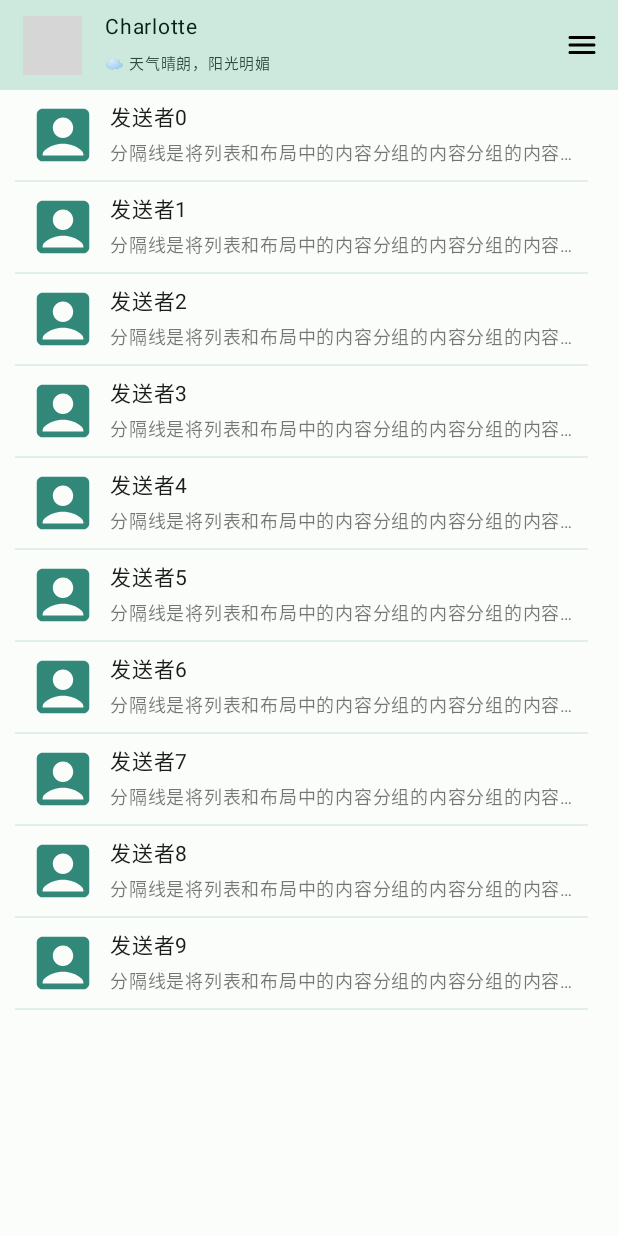
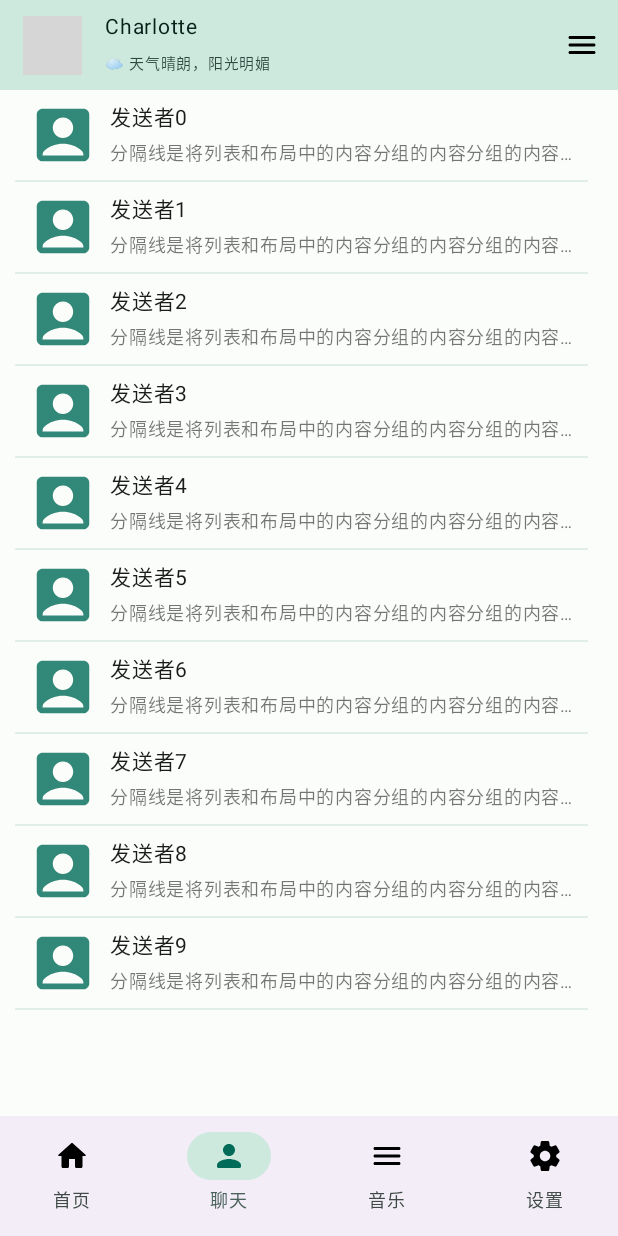
Before and after one commit to Charlottenpl/WhiteBear, an Android app built with Jetpack Compose: the screen it shows after launch (MainActivity), item 2 of the bottom bar chosen, on a phone screen of 412 x 824 dp. Run offline under Robolectric (Android 15) with nearby library versions, the phone set to English and light mode, and no system bars; our stand-ins replace accompanist; pictures from the network do not load; grey boxes are pictures that could not be loaded.

Commit message:
feat: 模块化ChatView，添加启动页

```diff
--- a/app/build.gradle
+++ b/app/build.gradle
@@ -75,4 +75,8 @@
     //coil
     implementation("io.coil-kt:coil-compose:2.2.2")
 
+    //nacigation
+    implementation "androidx.navigation:navigation-compose:2.5.3"
+    implementation "com.google.accompanist:accompanist-navigation-animation:0.24.7-alpha"
+
 }
--- a/app/src/main/java/com/sky/whitebear/MainActivity.kt
+++ b/app/src/main/java/com/sky/whitebear/MainActivity.kt
@@ -5,6 +5,7 @@
 import android.os.Bundle
 import androidx.activity.ComponentActivity
 import androidx.activity.compose.setContent
+import androidx.compose.animation.ExperimentalAnimationApi
 import androidx.compose.foundation.background
 import androidx.compose.foundation.layout.*
 import androidx.compose.material3.MaterialTheme
@@ -17,30 +18,42 @@
 import androidx.core.view.WindowCompat
 import androidx.lifecycle.ViewModelProvider
 import androidx.lifecycle.viewmodel.compose.viewModel
+import androidx.navigation.compose.rememberNavController
 import com.google.accompanist.insets.LocalWindowInsets
 import com.google.accompanist.insets.ProvideWindowInsets
 import com.google.accompanist.insets.rememberInsetsPaddingValues
 import com.google.accompanist.insets.statusBarsHeight
+import com.google.accompanist.navigation.animation.rememberAnimatedNavController
 import com.google.accompanist.systemuicontroller.rememberSystemUiController
 import com.sky.whitebear.date.*
+import com.sky.whitebear.nav.NavGraph
 import com.sky.whitebear.service.MusicService
 import com.sky.whitebear.ui.theme.WhiteBearTheme
 
 class MainActivity : ComponentActivity() {
 
+    @OptIn(ExperimentalAnimationApi::class)
     override fun onCreate(savedInstanceState: Bundle?) {
         super.onCreate(savedInstanceState)
         model = ViewModelProvider(this).get(SkyViewModel::class.java) //初始化全局model
 
         WindowCompat.setDecorFitsSystemWindows(window, false)//false 则内容进入状态栏
         setContent {
-                rememberSystemUiController().setStatusBarColor(
-                    Color.Transparent, darkIcons = model.setting_theme_id != theme_dark)
-                    Column() {
-                        getStatusBarHeigh()
-                        skyView()
+            WhiteBearTheme(type = model.setting_theme_id) {
+                Column(Modifier.fillMaxSize()) {
+                    nav = rememberAnimatedNavController()
+                    rememberSystemUiController().setStatusBarColor(
+                        Color.Transparent, darkIcons = model.setting_theme_id != theme_dark)
+                    getStatusBarHeigh()
+                    NavGraph(navController = nav){
+                        finish()
                     }
+                }
+            }
+
         }
+
+
 
         initDate()
         // 启动 MusicService
--- a/app/src/main/java/com/sky/whitebear/SkyViewModel.kt
+++ b/app/src/main/java/com/sky/whitebear/SkyViewModel.kt
@@ -6,7 +6,7 @@
 import androidx.compose.runtime.setValue
 import androidx.compose.ui.unit.dp
 import androidx.lifecycle.ViewModel
-import com.sky.whitebear.date.bean.ChatDate
+import com.sky.whitebear.date.bean.ChatItem
 import com.sky.whitebear.date.bean.User
 import com.sky.whitebear.date.nav_chat
 import com.sky.whitebear.date.nav_home
@@ -22,7 +22,7 @@
     /**
      * Basic Date
      */
-    var selectId by mutableStateOf(nav_home)        //当前选中Nav id
+    var selectId by mutableStateOf(nav_chat)        //当前选中Nav id
 
     /**
      * User Info
@@ -39,7 +39,7 @@
     /**
      * Chat Model
      */
-    var chatList:MutableList<ChatDate> = mutableStateListOf()
+    var chatList:MutableList<ChatItem> = mutableStateListOf()
     fun delChatDateLast(){
         chatList.removeLast()
     }
--- a/app/src/main/java/com/sky/whitebear/date/Constant.kt
+++ b/app/src/main/java/com/sky/whitebear/date/Constant.kt
@@ -1,11 +1,23 @@
 package com.sky.whitebear.date
 
+import android.annotation.SuppressLint
 import android.content.Context
+import androidx.compose.foundation.ScrollState
+import androidx.compose.foundation.rememberScrollState
 import androidx.lifecycle.ViewModelProvider
+import androidx.navigation.NavHostController
 import com.sky.whitebear.SkyViewModel
+import com.sky.whitebear.date.bean.User
 
 //static date
 var model: SkyViewModel = SkyViewModel()
+@SuppressLint("StaticFieldLeak")
+lateinit var nav: NavHostController
+
+
+
+//UserBean
+
 
 
 //NavId
@@ -34,3 +46,4 @@
 var chat_img = 1
 var chat_music = 2
 var chat_file = 3
+var initState = ScrollState(0)
--- /dev/null
+++ b/app/src/main/java/com/sky/whitebear/date/SDK.kt
@@ -0,0 +1,13 @@
+package com.sky.whitebear.date
+
+
+object SDK {
+
+
+    /**
+     * 查询是否登录
+     */
+    fun isLogin(): Boolean{
+        return false
+    }
+}
--- a/app/src/main/java/com/sky/whitebear/date/bean/ChatDate.kt
+++ b/app/src/main/java/com/sky/whitebear/date/bean/ChatDate.kt
@@ -1,15 +1,18 @@
 package com.sky.whitebear.date.bean
+
+import androidx.compose.foundation.ScrollState
 
 /**
  * 消息类
  * @author: charlotte
  * @date: 2023/3/19
  */
-class ChatDate {
-    var id: Int = 0
-    var msg:String = ""
-    var msgStatus: Int = 0
-    var from: Int = 0
-    var to: Int = 0
-    var status: Int = 0
+class ChatItem {
+    var id: Int = 0         //id
+    var msg:String = ""     //显示信息
+    var msgStatus: Int = 0  //消息状态 = 已读:未读
+    var from: Int = 0       //好友id 后期改成User类型？
+    var to: Int = 0         //当前user
+    var status: Int = 0     //置顶？
+    lateinit var swipeState: ScrollState        //列表项滑动状态
 }
--- /dev/null
+++ b/app/src/main/java/com/sky/whitebear/nav/NavGraph.kt
@@ -0,0 +1,39 @@
+package com.sky.whitebear.nav
+
+import android.annotation.SuppressLint
+import androidx.compose.animation.EnterTransition
+import androidx.compose.animation.ExperimentalAnimationApi
+import androidx.compose.runtime.Composable
+import androidx.navigation.NavHostController
+import com.google.accompanist.navigation.animation.AnimatedNavHost
+import com.google.accompanist.navigation.animation.composable
+import com.sky.whitebear.pages.LoginPage
+import com.sky.whitebear.pages.SplashPage
+import com.sky.whitebear.skyView
+
+/**
+ * Nav导航图
+ */
+@OptIn(ExperimentalAnimationApi::class)
+@Composable
+fun NavGraph(
+    navController: NavHostController,
+    startDestination: String = NavUrl.SPLASH,
+    onFinish: () -> Unit = { }
+) {
+    AnimatedNavHost(
+        navController = navController,
+        startDestination = startDestination
+    ) {
+        composable(NavUrl.SPLASH) {
+            SplashPage()
+        }
+        composable(NavUrl.LOGIN) {
+            LoginPage()
+        }
+        composable(NavUrl.HOME) {
+             //Home页面
+            skyView()
+        }
+    }
+}
--- a/app/src/main/java/com/sky/whitebear/pages/ChatView.kt
+++ b/app/src/main/java/com/sky/whitebear/pages/ChatView.kt
@@ -1,9 +1,12 @@
 package com.sky.whitebear
 
+import android.util.Log
 import androidx.compose.foundation.*
+import androidx.compose.foundation.gestures.scrollable
 import androidx.compose.foundation.layout.*
 import androidx.compose.foundation.lazy.LazyColumn
 import androidx.compose.foundation.lazy.itemsIndexed
+import androidx.compose.foundation.lazy.rememberLazyListState
 import androidx.compose.foundation.shape.CircleShape
 import androidx.compose.foundation.shape.RoundedCornerShape
 import androidx.compose.material.ExperimentalMaterialApi
@@ -29,20 +32,21 @@
 import androidx.lifecycle.viewmodel.compose.viewModel
 import coil.compose.AsyncImage
 import com.google.accompanist.insets.statusBarsHeight
-import com.sky.whitebear.date.bean.ChatDate
+import com.sky.whitebear.date.bean.ChatItem
 import com.sky.whitebear.date.chat_text
 import com.sky.whitebear.date.model
+import kotlinx.coroutines.launch
 
-object ChatView{
+object ChatView {
 
     //初始化数据
-    fun initDate(){
+    fun initDate() {
         val chatList = model.chatList
         chatList.clear()
         //模拟初始化数据过程，真实过程请从数据库获取
         val i = chatList.lastIndex;
-        for (i in i + 1..i+10){
-            val chat = ChatDate()
+        for (i in i + 1..i + 10) {
+            val chat = ChatItem()
             chat.id = i
             chat.msg = "分隔线是将列表和布局中的内容分组的内容分组的内容分组的细线。$i"
             chat.msgStatus = chat_text
@@ -54,8 +58,8 @@
 
 @Preview
 @Composable
-fun chat(){
-    val chat = ChatDate()
+fun chat() {
+    val chat = ChatItem()
     chat.id = 2
     chat.msg = "分隔线是将列表和布局中的内容分组列表和布局中的内容分组列表和布局中的内容分组的细线列表和布局中的内容分组的细线。"
     chat.msgStatus = chat_text
@@ -68,7 +72,7 @@
 
 
 @Composable
-fun chatView( modifier: Modifier = Modifier){
+fun chatView(modifier: Modifier = Modifier) {
 
     //占位布局
     ChatSpecer()
@@ -77,7 +81,7 @@
     ChatUserInfo()
 
     //聊天列表
-    ChatList()
+    ChatList(modifier)
 
 }
 
@@ -86,11 +90,13 @@
  * 占位布局
  */
 @Composable
-fun ChatSpecer(){
-    Spacer(modifier = Modifier
+fun ChatSpecer() {
+    Spacer(
+        modifier = Modifier
             .height(model.status_bar_heigh)
             .fillMaxWidth()
-        .background(MaterialTheme.colorScheme.secondaryContainer)) //占位
+            .background(MaterialTheme.colorScheme.secondaryContainer)
+    ) //占位
 }
 
 
@@ -98,20 +104,24 @@
  * 顶部拦
  */
 @Composable
-fun ChatUserInfo(){
+fun ChatUserInfo() {
 
-    Row(modifier = Modifier
+    Row(
+        modifier = Modifier
             .height(60.dp)
             .padding(0.dp, 0.dp, 0.dp, 0.dp)
             .fillMaxWidth()
-        .background(MaterialTheme.colorScheme.secondaryContainer), horizontalArrangement = Arrangement.SpaceBetween) {
+            .background(MaterialTheme.colorScheme.secondaryContainer),
+        horizontalArrangement = Arrangement.SpaceBetween
+    ) {
 
         Row(modifier = Modifier, verticalAlignment = Alignment.CenterVertically) {
             Column(
                 Modifier
                     .padding(10.dp, 0.dp, 0.dp, 0.dp)
                     .height(60.dp)
-                    .width(60.dp), verticalArrangement = Arrangement.Center) {
+                    .width(60.dp), verticalArrangement = Arrangement.Center
+            ) {
                 //从网络加载图片就只能使用第三方库了
                 AsyncImage(
                     modifier = Modifier
@@ -127,8 +137,20 @@
 
             //用户名称等信息
             Column() {
-                Text(text = "Charlotte", fontSize = 14.sp, color = MaterialTheme.colorScheme.onSecondaryContainer, maxLines = 1, overflow = TextOverflow.Ellipsis)
-                Text(text = "☁️ 天气晴朗，阳光明媚", fontSize = 10.sp, color = MaterialTheme.colorScheme.onSecondaryContainer.copy(0.8f), maxLines = 1, overflow = TextOverflow.Ellipsis)
+                Text(
+                    text = "Charlotte",
+                    fontSize = 14.sp,
+                    color = MaterialTheme.colorScheme.onSecondaryContainer,
+                    maxLines = 1,
+                    overflow = TextOverflow.Ellipsis
+                )
+                Text(
+                    text = "☁️ 天气晴朗，阳光明媚",
+                    fontSize = 10.sp,
+                    color = MaterialTheme.colorScheme.onSecondaryContainer.copy(0.8f),
+                    maxLines = 1,
+                    overflow = TextOverflow.Ellipsis
+                )
             }
         }
         ChatDropMenu()
@@ -140,46 +162,74 @@
  * 聊天信息列表
  */
 @Composable
-fun ChatList(modifier: Modifier = Modifier){
+fun ChatList(modifier: Modifier = Modifier) {
     var chatList = model.chatList
-    var index = 0;
-    var state = rememberScrollState()
+    val coroutineScope = rememberCoroutineScope()
+
 
     Column(modifier = modifier.background(MaterialTheme.colorScheme.background)) {
-        LazyColumn (modifier = modifier.fillMaxSize(), contentPadding = PaddingValues(0.dp,0.dp)){
-            itemsIndexed(chatList, key = { index, item ->
+        LazyColumn(modifier = modifier.fillMaxSize(), contentPadding = PaddingValues(0.dp, 0.dp)) {
+            itemsIndexed(chatList, key = { index, _ ->
                 // 可以使用 item 的某个属性或哈希码作为键
                 index
             }) { index, item ->
+                //TODO 不知道怎么设置滑动的时候其他item复位
+                model.chatList[index].swipeState = rememberScrollState()
                 // view
                 Row(
                     Modifier
                         .fillMaxWidth()
-                        .horizontalScroll(rememberScrollState())) {
-                    Row(
-                        Modifier.fillMaxWidth()) {
+                        .horizontalScroll(model.chatList[index].swipeState)
+                ) {
                     Box(
                         Modifier
                             .fillParentMaxWidth()
                             .clickable {
                                 //TODO 打开详情页...
 
+
                             }) {
                         ChatItem(chat = item)
                     }
+                    Row(
+                    ) {
 
-                        Box( modifier = Modifier
+
+                        Box(modifier = Modifier
                             .background(MaterialTheme.colorScheme.secondaryContainer)
                             .height(60.dp)
-                            .width(80.dp), contentAlignment = Alignment.Center) {
-                            Text(text = "已读", modifier = Modifier.align(Alignment.Center), color = MaterialTheme.colorScheme.onSecondaryContainer)
+                            .width(80.dp)
+                            .clickable {
+                                coroutineScope.launch {
+                                    //DONE 已读
+                                    model.chatList[index].swipeState.animateScrollTo(0)
+                                }
+                            }, contentAlignment = Alignment.Center
+                        ) {
+                            Text(
+                                text = "已读",
+                                modifier = Modifier.align(Alignment.Center),
+                                color = MaterialTheme.colorScheme.onSecondaryContainer
+                            )
                         }
 
-                        Box( modifier = Modifier
+                        Box(modifier = Modifier
                             .background(MaterialTheme.colorScheme.error)
                             .height(60.dp)
-                            .width(80.dp), contentAlignment = Alignment.Center) {
-                            Text(text = "删除", modifier = Modifier.align(Alignment.Center), color = MaterialTheme.colorScheme.onError)
+                            .width(80.dp)
+                            .clickable {
+                                coroutineScope.launch {
+                                    //DONE 删除
+                                    model.chatList[index].swipeState.scrollTo(0)
+                                    model.chatList.removeAt(index)
+                                }
+                            }, contentAlignment = Alignment.Center
+                        ) {
+                            Text(
+                                text = "删除",
+                                modifier = Modifier.align(Alignment.Center),
+                                color = MaterialTheme.colorScheme.onError
+                            )
                         }
                     }
                 }
@@ -193,11 +243,13 @@
  * chat顶部菜单栏
  */
 @Composable
-fun ChatDropMenu(){
+fun ChatDropMenu() {
     var expander by remember { mutableStateOf(false) }
-    Box(modifier = Modifier
+    Box(
+        modifier = Modifier
             .height(60.dp)
-        .wrapContentSize(Alignment.TopStart)) {
+            .wrapContentSize(Alignment.TopStart)
+    ) {
         IconButton(modifier = Modifier.height(60.dp), onClick = { expander = true }) {
             Icon(Icons.Rounded.Menu, contentDescription = "Localized description")
         }
@@ -238,18 +290,22 @@
 
 @OptIn(ExperimentalMaterialApi::class)
 @Composable
-fun ChatItem(chat: ChatDate){
+fun ChatItem(chat: ChatItem) {
 
-    Column(Modifier.padding(10.dp,0.dp, 20.dp,0.dp)) {
-        Row(modifier = Modifier
+    Column(Modifier.padding(10.dp, 0.dp, 20.dp, 0.dp)) {
+        Row(
+            modifier = Modifier
                 .height(60.dp)
                 .padding(0.dp, 3.dp)
-            .fillMaxWidth(),verticalAlignment = Alignment.CenterVertically) {
-            Box(modifier = Modifier
+                .fillMaxWidth(), verticalAlignment = Alignment.CenterVertically
+        ) {
+            Box(
+                modifier = Modifier
                     .width(0.dp)
                     .weight(1f)
                     .fillMaxHeight()
-                .padding(0.dp, 3.dp)){
+                    .padding(0.dp, 3.dp)
+            ) {
                 Icon(
                     imageVector = Icons.Rounded.AccountBox,
                     modifier = Modifier.fillMaxSize(),
@@ -258,11 +314,25 @@
                 )
             }
 
-            Column(modifier = Modifier
+            Column(
+                modifier = Modifier
                     .width(0.dp)
-                .weight(5f)) {
-                Text(text = "发送者${chat.id}", fontSize = 14.sp, color = MaterialTheme.colorScheme.onBackground, maxLines = 1, overflow = TextOverflow.Ellipsis)
-                Text(text = chat.msg, fontSize = 12.sp, color = MaterialTheme.colorScheme.onBackground.copy(0.6f), maxLines = 1, overflow = TextOverflow.Ellipsis) //如果文字溢出则显示省略号
+                    .weight(5f)
+            ) {
+                Text(
+                    text = "发送者${chat.id}",
+                    fontSize = 14.sp,
+                    color = MaterialTheme.colorScheme.onBackground,
+                    maxLines = 1,
+                    overflow = TextOverflow.Ellipsis
+                )
+                Text(
+                    text = chat.msg,
+                    fontSize = 12.sp,
+                    color = MaterialTheme.colorScheme.onBackground.copy(0.6f),
+                    maxLines = 1,
+                    overflow = TextOverflow.Ellipsis
+                ) //如果文字溢出则显示省略号
             }
 //            Button(modifier = Modifier
 //                .height(25.dp)
@@ -277,6 +347,10 @@
 //                Text(text = "删除", fontSize = 10.sp)
 //            }
         }
-        Divider(thickness = 1.dp, color = MaterialTheme.colorScheme.primary.copy(0.1f), modifier = Modifier)
+        Divider(
+            thickness = 1.dp,
+            color = MaterialTheme.colorScheme.primary.copy(0.1f),
+            modifier = Modifier
+        )
     }
 }
--- /dev/null
+++ b/app/src/main/java/com/sky/whitebear/pages/SplashView.kt
@@ -0,0 +1,59 @@
+package com.sky.whitebear.pages
+
+import androidx.compose.foundation.Image
+import androidx.compose.foundation.background
+import androidx.compose.foundation.layout.Box
+import androidx.compose.foundation.layout.fillMaxSize
+import androidx.compose.foundation.layout.padding
+import androidx.compose.foundation.layout.size
+import androidx.compose.foundation.shape.RoundedCornerShape
+import androidx.compose.material.Icon
+import androidx.compose.material3.MaterialTheme
+import androidx.compose.runtime.Composable
+import androidx.compose.runtime.LaunchedEffect
+import androidx.compose.ui.Alignment
+import androidx.compose.ui.Modifier
+import androidx.compose.ui.draw.clip
+import androidx.compose.ui.graphics.Color
+import androidx.compose.ui.res.painterResource
+import androidx.compose.ui.tooling.preview.Preview
+import androidx.compose.ui.unit.dp
+import com.sky.whitebear.R
+import com.sky.whitebear.date.SDK
+import com.sky.whitebear.date.nav
+import com.sky.whitebear.nav.NavUrl
+import kotlinx.coroutines.delay
+
+/**
+ * 启动页
+ * Created by ssk on 2022/4/17.
+ */
+@Preview
+@Composable
+fun SplashPage() {
+
+    LaunchedEffect(Unit) {
+        delay(1000)
+        nav.popBackStack()
+        val isLogin = SDK.isLogin()
+        nav.navigate(if (isLogin) NavUrl.LOGIN else NavUrl.HOME)
+    }
+
+    Box(
+        modifier = Modifier
+            .fillMaxSize()
+            .background(MaterialTheme.colorScheme.primary.copy(0.8f)),
+        contentAlignment = Alignment.Center
+    ) {
+
+
+        Image(
+            painter = painterResource(id = R.drawable.ic_launcher_playstore),
+            contentDescription = null,
+            modifier = Modifier
+                .size(200.dp)
+                .clip(RoundedCornerShape(50)),
+        )
+    }
+
+}
```
Also changed, not shown: app/src/main/java/com/sky/whitebear/nav/NavUrl.kt (added, +8 -0 lines), app/src/main/java/com/sky/whitebear/pages/LoginView.kt (added, +13 -0 lines). Lines whose indentation alone changed are shown as unchanged.
